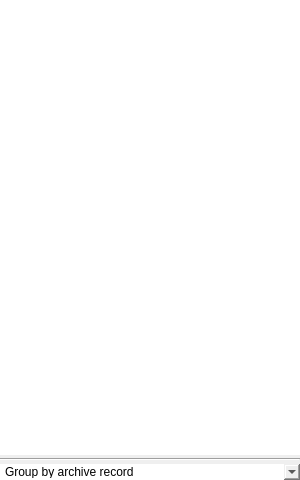
First picture: the form in views/collectionview.ui, repository caxapyk/pa-decision, before the edit.
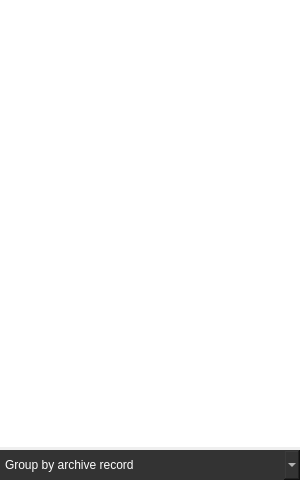
Second picture: the form after the edit. Icons and pictures are not drawn.

The edit to the form file:
```diff
--- a/views/collectionview.ui
+++ b/views/collectionview.ui
@@ -54,26 +54,19 @@
      </property>
     </widget>
    </item>
-   <item>
-    <widget class="QFrame" name="frame">
-     <property name="autoFillBackground">
-      <bool>false</bool>
-     </property>
-     <property name="frameShape">
-      <enum>QFrame::HLine</enum>
-     </property>
-     <property name="frameShadow">
-      <enum>QFrame::Sunken</enum>
-     </property>
-    </widget>
-   </item>
    <item>
     <widget class="QComboBox" name="cB_collection">
+     <property name="minimumSize">
+      <size>
+       <width>0</width>
+       <height>30</height>
+      </size>
+     </property>
      <property name="layoutDirection">
       <enum>Qt::LeftToRight</enum>
      </property>
      <property name="styleSheet">
-      <string notr="true">border:0px;</string>
+      <string notr="true">border:0px;background-color:#333;color:#fff;</string>
      </property>
      <property name="frame">
       <bool>false</bool>
```
